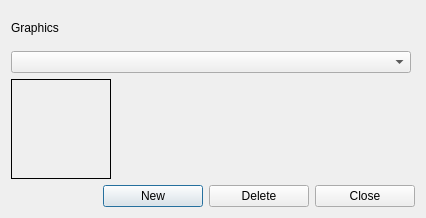
Before: the Qt Designer form Dialogs/managegraphicsdlg.ui in towhee/Winnow64, drawn with Qt 5.
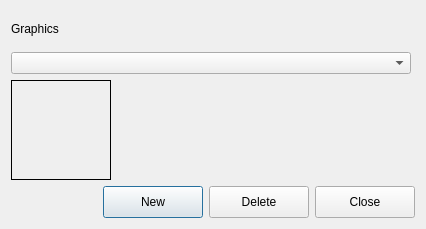
After: the same form once the commit is applied.

```diff
--- a/Dialogs/managegraphicsdlg.ui
+++ b/Dialogs/managegraphicsdlg.ui
@@ -7,7 +7,7 @@
     <x>0</x>
     <y>0</y>
     <width>426</width>
-    <height>218</height>
+    <height>229</height>
    </rect>
   </property>
   <property name="windowTitle">
@@ -73,17 +73,29 @@
        <property name="sizeHint" stdset="0">
         <size>
          <width>40</width>
-         <height>20</height>
+         <height>32</height>
         </size>
        </property>
       </spacer>
      </item>
      <item>
       <widget class="QPushButton" name="newBtn">
+       <property name="sizePolicy">
+        <sizepolicy hsizetype="Minimum" vsizetype="Minimum">
+         <horstretch>0</horstretch>
+         <verstretch>0</verstretch>
+        </sizepolicy>
+       </property>
        <property name="minimumSize">
         <size>
          <width>100</width>
-         <height>0</height>
+         <height>32</height>
+        </size>
+       </property>
+       <property name="maximumSize">
+        <size>
+         <width>16777215</width>
+         <height>32</height>
         </size>
        </property>
        <property name="text">
@@ -93,16 +105,22 @@
      </item>
      <item>
       <widget class="QPushButton" name="deleteBtn">
+       <property name="sizePolicy">
+        <sizepolicy hsizetype="Minimum" vsizetype="Minimum">
+         <horstretch>0</horstretch>
+         <verstretch>0</verstretch>
+        </sizepolicy>
+       </property>
        <property name="minimumSize">
         <size>
          <width>100</width>
-         <height>0</height>
+         <height>32</height>
         </size>
        </property>
        <property name="maximumSize">
         <size>
          <width>100</width>
-         <height>16777215</height>
+         <height>32</height>
         </size>
        </property>
        <property name="text">
@@ -115,16 +133,22 @@
      </item>
      <item>
       <widget class="QPushButton" name="closeBtn">
+       <property name="sizePolicy">
+        <sizepolicy hsizetype="Minimum" vsizetype="Minimum">
+         <horstretch>0</horstretch>
+         <verstretch>0</verstretch>
+        </sizepolicy>
+       </property>
        <property name="minimumSize">
         <size>
          <width>100</width>
-         <height>0</height>
+         <height>32</height>
         </size>
        </property>
        <property name="maximumSize">
         <size>
          <width>100</width>
-         <height>16777215</height>
+         <height>32</height>
         </size>
        </property>
        <property name="text">
```
